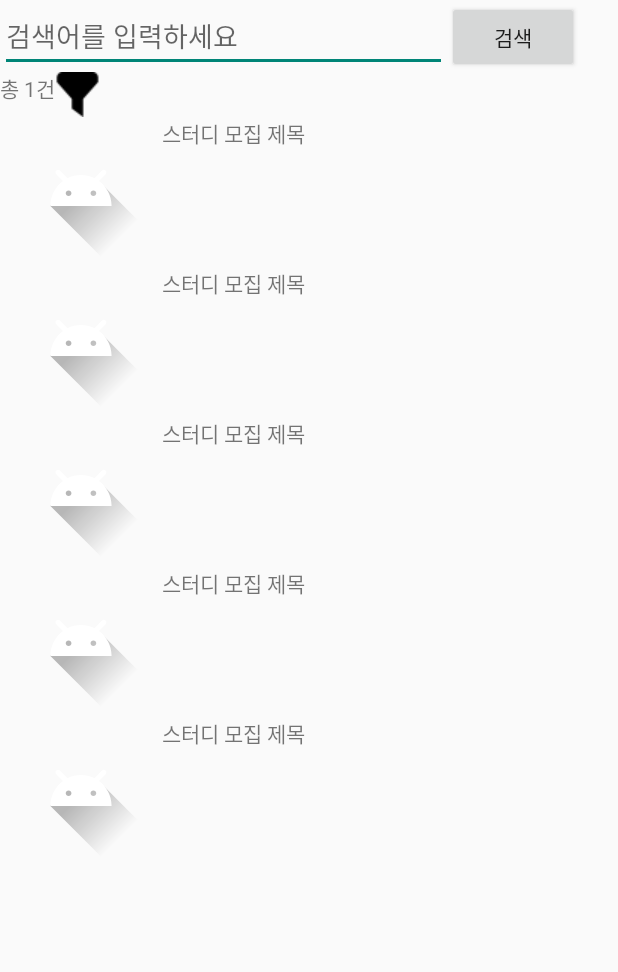
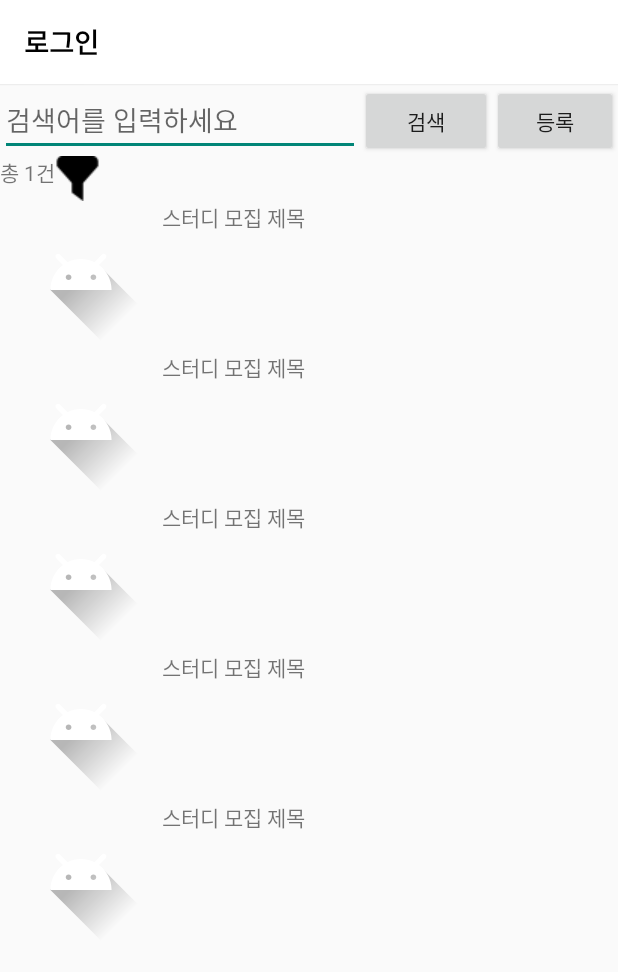
Before and after one commit to KoEunseong/Final_term_android, an Android app: the Search screen opened directly, with no data from a screen before it, on a phone screen of 412 x 824 dp. Shown: the top 972 px of the screen. Run offline under Robolectric (Android 15) with nearby library versions, the phone set to English and light mode, and no system bars.

Commit message:
로그인 페이지 시작으로 로그인 기능 구현

```diff
--- a/app/src/main/AndroidManifest.xml
+++ b/app/src/main/AndroidManifest.xml
@@ -10,7 +10,7 @@
         android:supportsRtl="true"
         android:theme="@style/AppTheme">
 
-        <activity android:name=".MainActivity">
+        <activity android:name=".Login">
             <intent-filter>
                 <action android:name="android.intent.action.MAIN" />
 
@@ -18,7 +18,7 @@
             </intent-filter>
         </activity>
         <activity android:name=".join" android:label="join 액티비티"/>
-        <activity android:name=".Login" android:label="Login 액티비티"/>
+        <activity android:name=".MainActivity" android:label="Login 액티비티"/>
         <activity android:name=".FindStudy" android:label="findStudy 액티비티"/>
         <activity android:name=".Profile" android:label="profile 액티비티"/>
         <activity android:name=".Search" android:label="search 액티비티"/>
--- a/app/src/main/java/com/example/final_project/join.kt
+++ b/app/src/main/java/com/example/final_project/join.kt
@@ -39,7 +39,7 @@ class join : AppCompatActivity() {
                 = findViewById(R.id.tmpbutton)
         tmpbutton.setOnClickListener {
             sqlDB = myHelper.writableDatabase
-            myHelper.onUpgrade(sqlDB, 1, 2) // 인수는 아무거나 입력하면 됨.
+            myHelper!!.onUpgrade(sqlDB, 1, 2) // 인수는 아무거나 입력하면 됨.
             sqlDB.close()
             Toast.makeText(applicationContext,"초기화.", Toast.LENGTH_SHORT).show()
         }
--- a/app/src/main/res/layout/mypage.xml
+++ b/app/src/main/res/layout/mypage.xml
@@ -34,6 +34,7 @@
             android:layout_height="wrap_content"
             android:padding="10dp"
             android:elevation="1dp"
+            android:visibility="invisible"
             app:layout_constraintTop_toTopOf="parent"
             app:layout_constraintLeft_toLeftOf="parent"
             app:layout_constraintRight_toRightOf="parent">
@@ -100,7 +101,7 @@
         <androidx.constraintlayout.widget.ConstraintLayout
             xmlns:android="http://schemas.android.com/apk/res/android"
             xmlns:app="http://schemas.android.com/apk/res-auto"
-            android:visibility="invisible"
+            android:visibility="visible"
             android:id="@+id/profile_container"
             android:layout_width="match_parent"
             android:layout_height="wrap_content"
--- a/app/src/main/res/layout/profile.xml
+++ b/app/src/main/res/layout/profile.xml
@@ -39,7 +39,7 @@
             android:id="@+id/tvTeam"
             android:layout_height="wrap_content"
             android:layout_width="100dp"
-            android:text="학교 등"
+            android:text="학교 "
             android:layout_gravity="center"
             android:layout_marginBottom="30dp"
             />
--- a/app/src/main/res/layout/search.xml
+++ b/app/src/main/res/layout/search.xml
@@ -5,6 +5,18 @@
     android:orientation="vertical"
     android:layout_width="match_parent"
     android:layout_height="match_parent">
+    <androidx.appcompat.widget.Toolbar
+        android:id="@+id/toolbar"
+        android:layout_width="match_parent"
+        android:layout_height="?attr/actionBarSize"
+        android:background="@color/white"
+        android:elevation="1dp"
+        app:title="로그인"
+        app:titleTextAppearance="@style/toolbarTitleStyle"
+
+        app:layout_constraintTop_toTopOf="parent"
+        app:layout_constraintLeft_toLeftOf="parent"
+        app:layout_constraintRight_toRightOf="parent" />
     <LinearLayout
         android:layout_width="match_parent"
         android:layout_height="wrap_content"
@@ -12,7 +24,7 @@
         >
         <EditText
             android:id="@+id/edit_search"
-            android:layout_width="298dp"
+            android:layout_width="240dp"
             android:layout_height="wrap_content"
             android:hint="검색어를 입력하세요" />
         <Button
@@ -21,6 +33,13 @@
             android:layout_height="wrap_content"
             android:text="검색"
             />
+        <Button
+            android:id="@+id/register_btn"
+            android:layout_width="wrap_content"
+            android:layout_height="wrap_content"
+            android:text="등록"
+            />
+
     </LinearLayout>
     <LinearLayout
         android:layout_width="match_parent"
```
Also changed, not shown: app/src/main/java/com/example/final_project/Login.kt (+15 -2 lines), app/src/main/java/com/example/final_project/MemberDBHelper.kt (+8 -0 lines), app/src/main/java/com/example/final_project/MyPage.kt (+7 -1 lines), app/src/main/res/layout/login.xml (+12 -0 lines).
